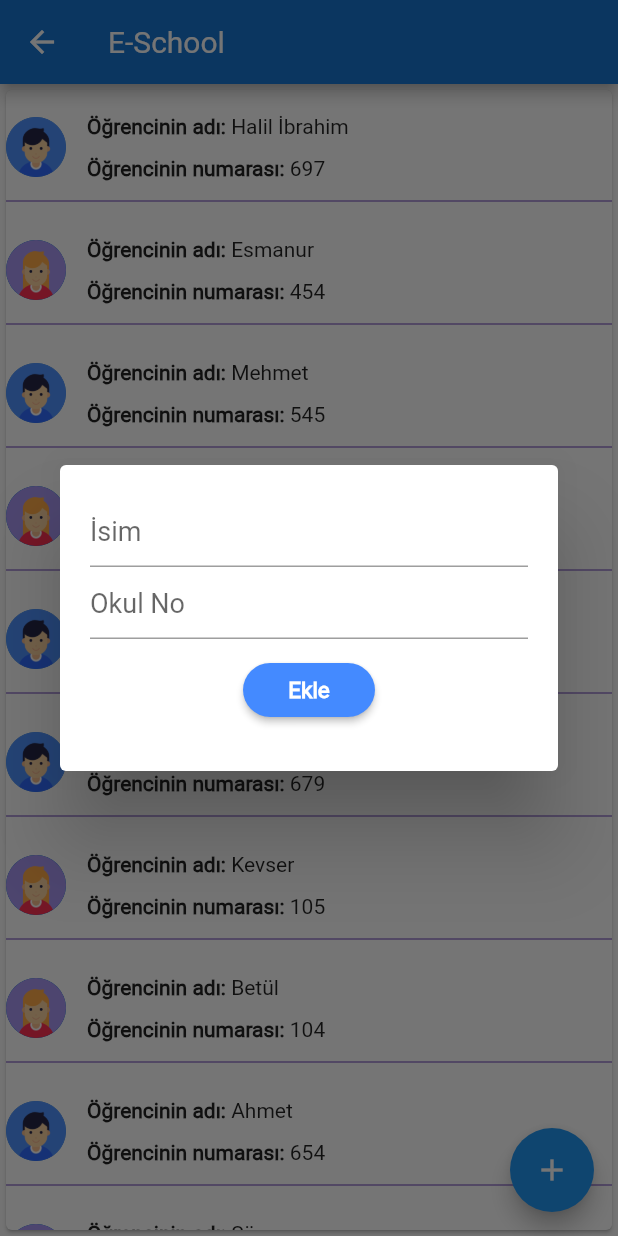
After one commit to hybrayhem38/Flutter_Gallery, a Flutter app: the eSchool screen opened by its route, after a tap on the "add" icon, on a phone screen of 412 x 824 dp. The commit adds this screen. Run offline on Flutter 3.47's test engine with Material 2 defaults, Android fonts, the phone set to English and light mode, and no system bars; our stand-ins replace fluttertoast, permission_handler, shared_preferences; missing offline and left inert: lamp; accounts and stored records are empty; network calls fail.

Commit message:
-added e_school page

```diff
--- /dev/null
+++ b/lib/arayuz/e_school.dart
@@ -0,0 +1,164 @@
+import 'package:flutter/material.dart';
+import 'package:flutter_app/model/student.dart';
+import 'package:flutter_app/old/add_student_page.dart';
+
+class eSchool extends StatefulWidget {
+  @override
+  State<StatefulWidget> createState() => eSchoolState();
+}
+
+class eSchoolState extends State<eSchool> {
+  final List<Student> students = Student.students;
+
+  final ctrlName = TextEditingController();
+  final ctrlNumber = TextEditingController();
+  final GeneralController = GlobalKey<FormState>();
+
+  _saveForm() {
+    if (GeneralController.currentState.validate()) {
+      setState(() {
+        Student.students.add(Student(
+            name: ctrlName.text, number: ctrlNumber.text, cinsiyet: "Erkek"));
+        ctrlName.clear();
+        ctrlNumber.clear();
+      });
+      Navigator.pop(context);
+    }
+  }
+
+  _showDialog() {
+    showDialog(
+      context: context,
+      child: new Dialog(
+        child: Column(
+          mainAxisSize: MainAxisSize.min,
+          children: <Widget>[
+            Form(
+              key: GeneralController,
+              child: Padding(
+                padding: EdgeInsets.all(20.0),
+                child: Column(
+                  mainAxisAlignment: MainAxisAlignment.center,
+                  children: <Widget>[
+                    TextFormField(
+                      validator: (yazi) {
+                        if (yazi.isEmpty) {
+                          return "Lütfen bu kısmı boş bırakmayın!";
+                        }
+                      },
+                      controller: ctrlName,
+                      decoration: InputDecoration(
+                          hintText: "İsim", hintStyle: TextStyle(fontSize: 18)),
+                    ),
+                    TextFormField(
+                      validator: (yazi) {
+                        if (yazi.isEmpty) {
+                          return "Lütfen bu kısmı boş bırakmayın!";
+                        }
+                      },
+                      controller: ctrlNumber,
+                      decoration: InputDecoration(
+                          hintText: "Okul No", hintStyle: TextStyle(fontSize: 18)),
+                    ),
+                    Padding(
+                      padding: EdgeInsets.all(10.0),
+                      child: RaisedButton(
+                        color: Colors.blueAccent,
+                        child: Text(
+                          "Ekle",
+                          style: TextStyle(color: Colors.white,fontWeight: FontWeight.bold,fontSize: 15),
+                        ),
+                        onPressed: _saveForm,
+                        shape: RoundedRectangleBorder(borderRadius: BorderRadius.circular(28.0)),
+                      ),
+                    ),
+                  //TODO: add avatar selections
+                  ],
+                ),
+              ),
+            ),
+          ],
+        ),
+      ),
+    );
+  }
+
+  @override
+  Widget build(BuildContext context) {
+    return Scaffold(
+      appBar: AppBar(
+        title: Text("E-School"),
+      ),
+      floatingActionButton: FloatingActionButton(
+        onPressed: _showDialog,
+        child: Icon(Icons.add),
+      ),
+      body: Card(
+        child: ListView.builder(
+            itemCount: students.length,
+            itemBuilder: (BuildContext context, int index) {
+              return Padding(
+                padding: const EdgeInsets.only(top: 10.0),
+                child: Column(
+                  crossAxisAlignment: CrossAxisAlignment.start,
+                  children: <Widget>[
+                    Row(
+                      children: <Widget>[
+                        Padding(
+                          padding: const EdgeInsets.only(right: 8.0),
+                          child: CircleAvatar(
+                            backgroundImage: AssetImage(
+                              students[index].cinsiyet == "Erkek"
+                                  ? "assets/images/boy.png"
+                                  : "assets/images/girl.png",
+                            ),
+                          ),
+                        ),
+                        Column(
+                          crossAxisAlignment: CrossAxisAlignment.start,
+                          children: <Widget>[
+                            Padding(
+                              padding: const EdgeInsets.all(6.0),
+                              child: RichText(
+                                text: TextSpan(
+                                  style: DefaultTextStyle.of(context).style,
+                                  children: <TextSpan>[
+                                    TextSpan(
+                                        text: "Öğrencinin adı: ",
+                                        style: new TextStyle(
+                                            fontWeight: FontWeight.bold)),
+                                    TextSpan(text: "${students[index].name}"),
+                                  ],
+                                ),
+                              ),
+                            ),
+                            Padding(
+                              padding: const EdgeInsets.all(6.0),
+                              child: RichText(
+                                text: TextSpan(
+                                  style: DefaultTextStyle.of(context).style,
+                                  children: <TextSpan>[
+                                    TextSpan(
+                                        text: "Öğrencinin numarası: ",
+                                        style: new TextStyle(
+                                            fontWeight: FontWeight.bold)),
+                                    TextSpan(text: "${students[index].number}"),
+                                  ],
+                                ),
+                              ),
+                            ),
+                          ],
+                        )
+                      ],
+                    ),
+                    Divider(
+                      color: Colors.deepPurple,
+                    )
+                  ],
+                ),
+              );
+            }),
+      ),
+    );
+  }
+}
--- a/lib/arayuz/scaffold.dart
+++ b/lib/arayuz/scaffold.dart
@@ -42,8 +42,8 @@ class ScaffoldOgesi extends StatelessWidget {
           backgroundColor: Colors.blue.shade700,
           title: Text(
             'Flutter Galeri',
-            textScaleFactor: 1.2,
-            style: TextStyle(fontFamily: "Roboto"),
+            textScaleFactor: 1,
+            style: TextStyle(fontFamily: "Merriweather"),
           ),
           actions: <Widget>[
             IconButton(
@@ -79,7 +79,7 @@ class ScaffoldOgesi extends StatelessWidget {
               false,
               "https://images.pexels.com/photos/326311/pexels-photo-326311.jpeg?auto=format%2Ccompress&cs=tinysrgb&dpr=1&w=500",
               false,
-              "Fluter Demo \nSayfasına Git",
+              "Flutter Demo \nSayfasına Git",
             ),
             Padding(
               padding: const EdgeInsets.all(4.0),
@@ -146,6 +146,13 @@ class ScaffoldOgesi extends StatelessWidget {
                 ),
               ),
             ), // Toast Sayfası
+            anasayfaCard(
+              "/e_school",
+              false,
+              "https://www.shareicon.net/download/2016/08/18/813759_contacts_512x512.png",
+              false,
+              "E-School \nSayfasına Git",
+            ),
             anasayfaCard(
               "",
               true,
--- a/lib/main.dart
+++ b/lib/main.dart
@@ -8,6 +8,7 @@ import './arayuz/imageviews.dart';
 import './arayuz/alertview.dart';
 import 'arayuz/basithttp.dart';
 import 'arayuz/dosya_islemleri.dart';
+import 'arayuz/e_school.dart';
 import 'arayuz/flashlight.dart';
 import 'arayuz/json_islemleri.dart';
 import 'arayuz/localJson_islemleri.dart';
@@ -35,8 +36,9 @@ void main() {
       "/pull2refresh": (context) => Pull2Refresh(),
       "/flashlight": (context) => FlashLight(),
       "/form_dialog": (context) => DialogExample(),
+      "/e_school": (context) => eSchool(),
     },
     theme: new ThemeData(
-        fontFamily: "Merriweather", primaryColor: Colors.blue.shade700),
+        fontFamily: "Roboto", primaryColor: Colors.blue.shade700),
   ));
 }
--- /dev/null
+++ b/lib/model/student.dart
@@ -0,0 +1,23 @@
+class Student {
+  String name;
+  String number;
+  String cinsiyet;
+
+  Student({this.name, this.number, this.cinsiyet});
+
+  static List<Student> students = [
+    Student(name: "Halil İbrahim", number: "697", cinsiyet: "Erkek"),
+    Student(name: "Esmanur", number: "454", cinsiyet: "Kadın"),
+    Student(name: "Mehmet", number: "545", cinsiyet: "Erkek"),
+    Student(name: "Hatice", number: "254", cinsiyet: "Kadın"),
+    Student(name: "Abdullah", number: "325", cinsiyet: "Erkek"),
+    Student(name: "Mustafa", number: "679", cinsiyet: "Erkek"),
+    Student(name: "Kevser", number: "105", cinsiyet: "Kadın"),
+    Student(name: "Betül", number: "104", cinsiyet: "Kadın"),
+    Student(name: "Ahmet", number: "654", cinsiyet: "Erkek"),
+    Student(name: "Sümeyye", number: "837", cinsiyet: "Kadın"),
+    Student(name: "İbrahim", number: "258", cinsiyet: "Erkek"),
+    Student(name: "Asiye", number: "426", cinsiyet: "Kadın"),
+    Student(name: "Ayşe", number: "432", cinsiyet: "Kadın"),
+  ];
+}
--- /dev/null
+++ b/lib/old/add_student_page.dart
@@ -0,0 +1,13 @@
+import 'package:flutter/material.dart';
+import 'package:flutter_app/model/student.dart';
+
+class AddStudentPage extends StatelessWidget{
+  @override
+  Widget build(BuildContext context) {
+    Student.students.add(Student(name: "New",number: "000",cinsiyet: "Erkek"));
+    return Scaffold(
+      appBar: AppBar(title: Text("Add new Student"),),
+    );
+  }
+
+}
```
Also changed, not shown: assets/fonts/Roboto-Regular.ttf (added), assets/images/placeholder.png (added), assets/images/torch.png (added), assets/images/transparent.gif (added), lib/old/_eokul.dart (renamed from lib/arayuz/_eokul.dart).
